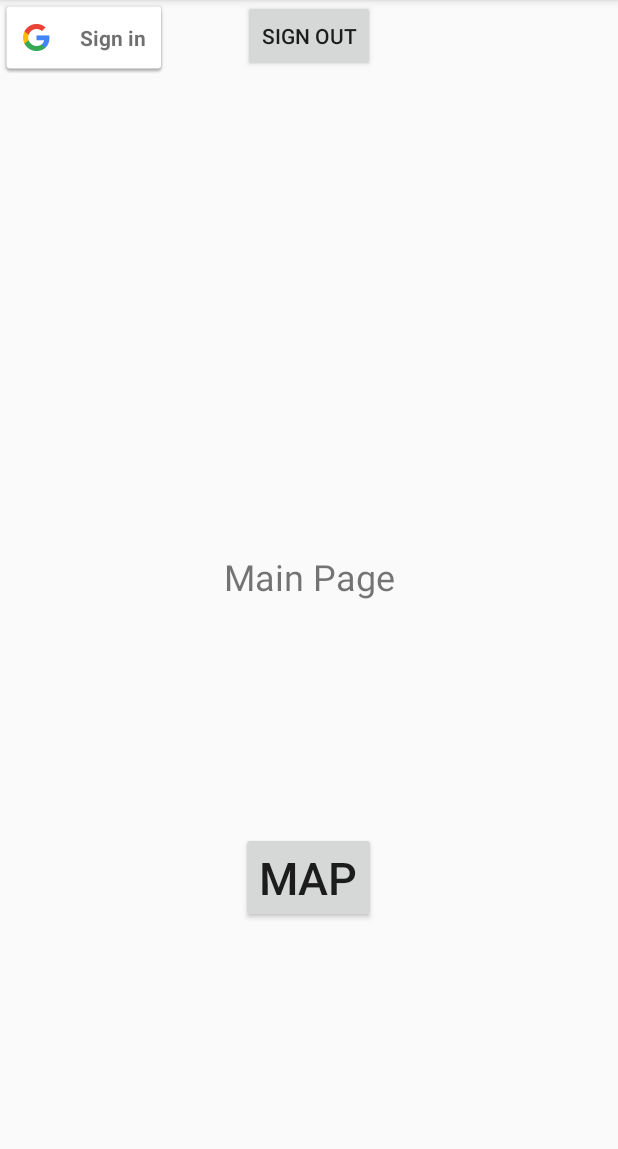
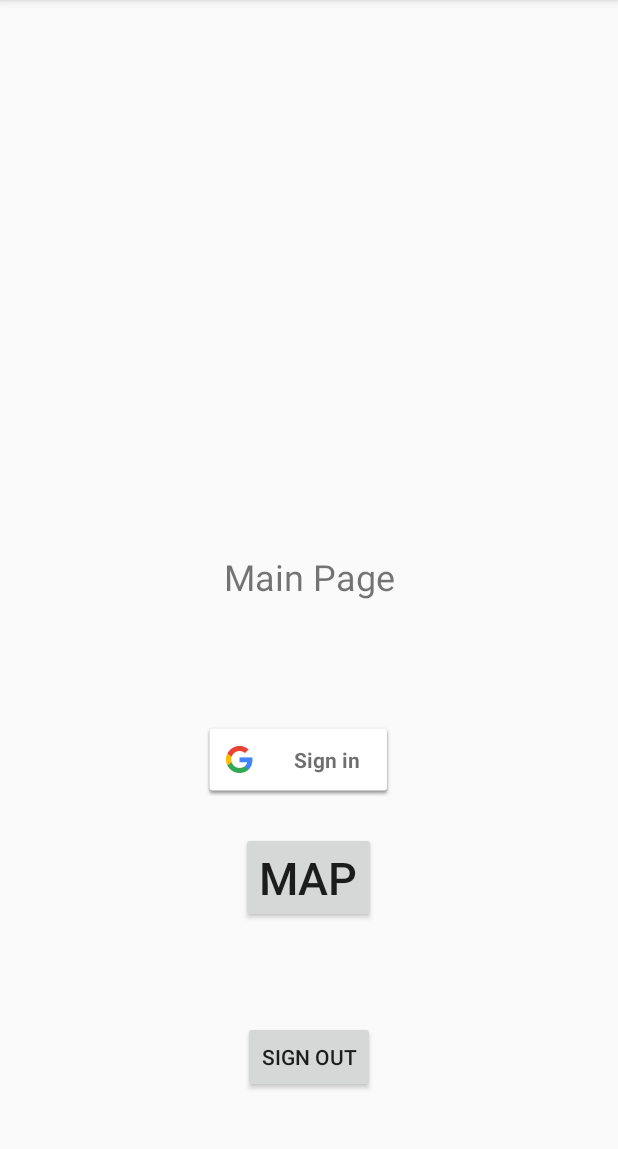
Before and after one commit to socialworldpes/PetWorld-Android, an Android app: the screen it shows after launch (MainActivity), on a phone screen of 412 x 824 dp, the part 84-1233 px from its top. Run offline under Robolectric (Android 15) with nearby library versions, the phone set to English and light mode, and no system bars; our stand-ins replace Firebase (no records; nobody signed in at launch, a user with empty details on screens opened directly).

Commit message:
FIREBASE FUNCIONAAAA

```diff
--- a/app/build.gradle
+++ b/app/build.gradle
@@ -2,11 +2,11 @@ apply plugin: 'com.android.application'
 apply plugin: 'com.google.gms.google-services'
 
 android {
-    compileSdkVersion 28
+    compileSdkVersion 26
     defaultConfig {
         applicationId "com.petworld_madebysocialworld"
         minSdkVersion 23
-        targetSdkVersion 28
+        targetSdkVersion 26
         versionCode 1
         versionName "1.0"
         testInstrumentationRunner "android.support.test.runner.AndroidJUnitRunner"
@@ -26,7 +26,7 @@ dependencies {
     implementation 'com.google.android.gms:play-services-auth:16.0.1'
     implementation 'com.google.firebase:firebase-core:16.0.8'
     implementation 'com.google.android.gms:play-services-location:16.0.0'
-    implementation 'com.android.support:design:28.0.0'
+    implementation 'com.android.support:design:26.1.0'
     implementation 'com.google.firebase:firebase-auth:16.2.0'
     implementation 'com.google.firebase:firebase-crash:16.2.1'
     testImplementation 'junit:junit:4.12'
--- a/app/src/main/AndroidManifest.xml
+++ b/app/src/main/AndroidManifest.xml
@@ -1,6 +1,6 @@
 <?xml version="1.0" encoding="utf-8"?>
 <manifest xmlns:android="http://schemas.android.com/apk/res/android"
-          package="com.example.petworld_madebysocialworld">
+          package="com.petworld_madebysocialworld">
     <!--
        The ACCESS_COARSE/FINE_LOCATION permissions are not required to use
        Google Maps Android API v2, but you must specify either coarse or fine
--- a/app/src/main/java/com/petworld_madebysocialworld/MapActivity.java
+++ b/app/src/main/java/com/petworld_madebysocialworld/MapActivity.java
@@ -1,4 +1,4 @@
-package com.example.petworld_madebysocialworld;
+package com.petworld_madebysocialworld;
 
 import android.content.DialogInterface;
 import android.content.pm.PackageManager;
--- a/app/src/main/java/com/petworld_madebysocialworld/UserActivity.java
+++ b/app/src/main/java/com/petworld_madebysocialworld/UserActivity.java
@@ -1,4 +1,4 @@
-package com.example.petworld_madebysocialworld;
+package com.petworld_madebysocialworld;
 
 import android.content.Intent;
 import android.support.v7.app.AppCompatActivity;
--- a/app/src/main/res/layout/activity_main.xml
+++ b/app/src/main/res/layout/activity_main.xml
@@ -29,13 +29,19 @@
             android:id="@+id/sign_in_button"
             android:layout_gravity="center"
             android:layout_width="0dp"
-            android:layout_height="50dp" tools:layout_editor_absoluteY="458dp"
-            tools:layout_editor_absoluteX="135dp"/>
+            android:layout_height="50dp"
+            android:layout_marginTop="76dp"
+            app:layout_constraintTop_toBottomOf="@+id/status_textview" app:layout_constraintStart_toStartOf="parent"
+            android:layout_marginStart="135dp" app:layout_constraintEnd_toEndOf="parent"
+            android:layout_marginEnd="149dp" android:layout_marginBottom="19dp"
+            app:layout_constraintBottom_toTopOf="@+id/button"/>
     <Button
             android:text="Sign out"
             android:layout_width="wrap_content"
-            android:layout_height="wrap_content" tools:layout_editor_absoluteY="648dp"
+            android:layout_height="wrap_content"
             android:id="@+id/sign_out_button" app:layout_constraintEnd_toEndOf="parent"
             app:layout_constraintStart_toStartOf="parent" app:layout_constraintHorizontal_bias="0.5"
-            android:onClick="signOut"/>
+            android:onClick="signOut" android:layout_marginBottom="35dp"
+            app:layout_constraintBottom_toBottomOf="parent" android:layout_marginTop="61dp"
+            app:layout_constraintTop_toBottomOf="@+id/button"/>
 </android.support.constraint.ConstraintLayout>
```
Also changed, not shown: app/src/main/java/com/petworld_madebysocialworld/MainActivity.java (+4 -16 lines).
